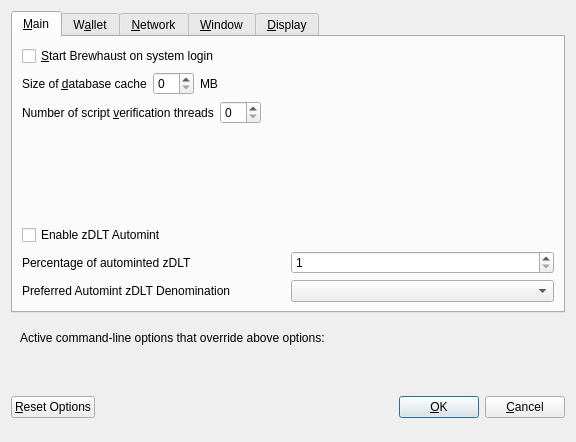
This is src/qt/forms/optionsdialog.ui in Nigho/delectrum-core as Qt 5 draws it before an edit. The edited form follows.
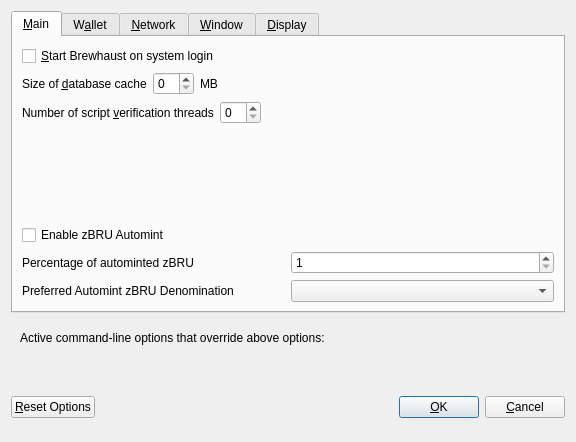
This is the edited form. Custom widgets are drawn as their Qt base class.

The edit to the form file:
```diff
--- a/src/qt/forms/optionsdialog.ui
+++ b/src/qt/forms/optionsdialog.ui
@@ -139,7 +139,7 @@
           <enum>Qt::LeftToRight</enum>
          </property>
          <property name="text">
-          <string>Enable zDLT Automint</string>
+          <string>Enable zBRU Automint</string>
          </property>
         </widget>
        </item>
@@ -151,7 +151,7 @@
             <string>Percentage of incoming BRU which get automatically converted to zDLT via Zerocoin Protocol (min: 10%)</string>
            </property>
            <property name="text">
-            <string>Percentage of autominted zDLT</string>
+            <string>Percentage of autominted zBRU</string>
            </property>
           </widget>
          </item>
@@ -184,7 +184,7 @@
             <string>Wait with automatic conversion to Zerocoin until enough BRU for this denomination is available</string>
            </property>
            <property name="text">
-            <string>Preferred Automint zDLT Denomination</string>
+            <string>Preferred Automint zBRU Denomination</string>
            </property>
           </widget>
          </item>
```
Left out of the diff: 4 changed lines with no effect on the pictures.
